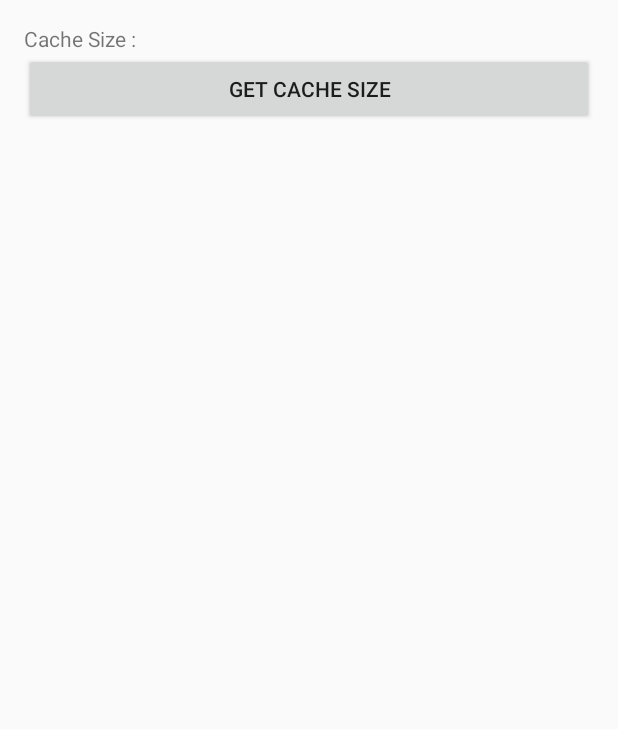
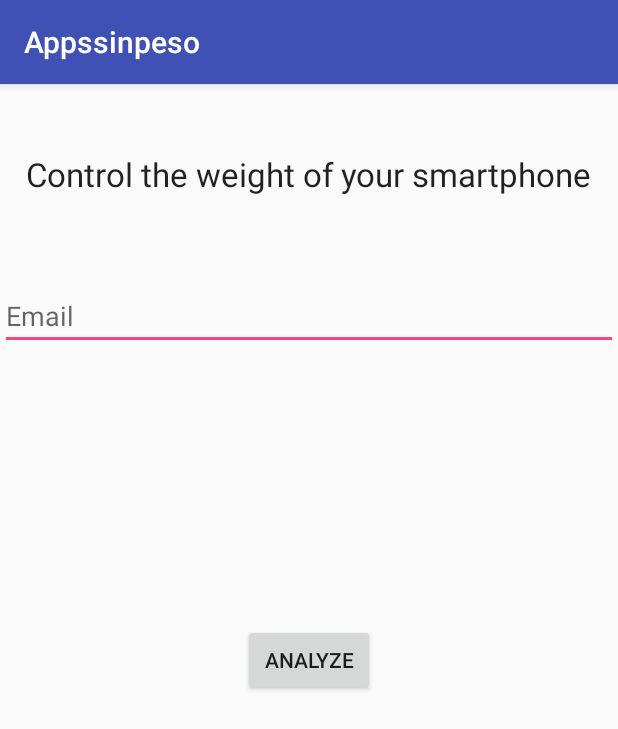
Before and after one commit to jfilowk/Appssinpeso, an Android app: the screen it shows after launch (MainActivity before the commit, LoginActivity after it), on a phone screen of 412 x 824 dp. Shown: the top 729 px of the screen. Run offline under Robolectric (Android 15) with nearby library versions, the phone set to English and light mode, and no system bars; our stand-ins replace ButterKnife.

Commit message:
Login MVP implemented

```diff
--- a/app/src/main/AndroidManifest.xml
+++ b/app/src/main/AndroidManifest.xml
@@ -10,13 +10,17 @@
       android:label="@string/app_name"
       android:supportsRtl="true"
       android:theme="@style/AppTheme">
-    <activity android:name=".datasize.MainActivity">
+    <activity android:name=".login.LoginActivity">
       <intent-filter>
         <action android:name="android.intent.action.MAIN"/>
 
         <category android:name="android.intent.category.LAUNCHER"/>
       </intent-filter>
     </activity>
+
+    <activity android:name=".datasize.MainActivity">
+
+    </activity>
   </application>
 
 </manifest>
--- a/app/src/main/java/com/smartdumbphones/appssinpeso/datasize/MainActivity.java
+++ b/app/src/main/java/com/smartdumbphones/appssinpeso/datasize/MainActivity.java
@@ -19,7 +19,7 @@ import java.util.ArrayList;
 
 public class MainActivity extends Activity implements View.OnClickListener {
   public static final int FETCH_PACKAGE_SIZE_COMPLETED = 100;
-  public static final int ALL_PACAGE_SIZE_COMPLETED = 200;
+  public static final int ALL_PACKAGE_SIZE_COMPLETED = 200;
   IDataStatus onIDataStatus;
   TextView lbl_cache_size;
   ProgressDialog pd;
@@ -68,7 +68,7 @@ public class MainActivity extends Activity implements View.OnClickListener {
         e.printStackTrace();
       }
     }
-    handle.sendEmptyMessage(ALL_PACAGE_SIZE_COMPLETED);
+    handle.sendEmptyMessage(ALL_PACKAGE_SIZE_COMPLETED);
     Log.v("Total Cache Size", " " + packageSize);
   }
 
@@ -79,7 +79,7 @@ public class MainActivity extends Activity implements View.OnClickListener {
           if (packageSize > 0) size = (packageSize / 1024000);
           lbl_cache_size.setText("Cache Size : " + size + " MB");
           break;
-        case ALL_PACAGE_SIZE_COMPLETED:
+        case ALL_PACKAGE_SIZE_COMPLETED:
           if (null != pd) if (pd.isShowing()) pd.dismiss();
 
           break;
--- /dev/null
+++ b/app/src/main/java/com/smartdumbphones/appssinpeso/login/LoginActivity.java
@@ -0,0 +1,53 @@
+package com.smartdumbphones.appssinpeso.login;
+
+import android.content.Intent;
+import android.os.Bundle;
+import android.support.v7.app.AppCompatActivity;
+import android.view.View;
+import android.widget.Button;
+import android.widget.EditText;
+import android.widget.ProgressBar;
+import android.widget.Toast;
+import butterknife.Bind;
+import butterknife.ButterKnife;
+import com.smartdumbphones.appssinpeso.R;
+import com.smartdumbphones.appssinpeso.datasize.MainActivity;
+
+public class LoginActivity extends AppCompatActivity implements LoginView, View.OnClickListener {
+
+  @Bind(R.id.analyze_button) Button btnAnalyze;
+  @Bind(R.id.email_login_text) EditText editEmail;
+  @Bind(R.id.progressBar) ProgressBar progressBar;
+  private LoginPresenter presenter;
+
+  @Override protected void onCreate(Bundle savedInstanceState) {
+    super.onCreate(savedInstanceState);
+    setContentView(R.layout.login_activity);
+    ButterKnife.bind(this);
+    btnAnalyze.setOnClickListener(this);
+    progressBar.setVisibility(View.GONE);
+
+    presenter = new LoginPresenterImpl(this);
+  }
+
+  @Override public void showProgress() {
+    progressBar.setVisibility(View.VISIBLE);
+  }
+
+  @Override public void hideProgress() {
+    progressBar.setVisibility(View.GONE);
+  }
+
+  @Override public void showErrorCredentials() {
+    Toast.makeText(this, "Check your email!", Toast.LENGTH_SHORT).show();
+  }
+
+  @Override public void goListApplications() {
+    startActivity(new Intent(this, MainActivity.class));
+    finish();
+  }
+
+  @Override public void onClick(View v) {
+    presenter.validateCredentials(editEmail.getText().toString());
+  }
+}
--- /dev/null
+++ b/app/src/main/java/com/smartdumbphones/appssinpeso/login/LoginInteractor.java
@@ -0,0 +1,12 @@
+package com.smartdumbphones.appssinpeso.login;
+
+public interface LoginInteractor {
+
+  interface OnLoginFinishedListener {
+    void onErrorCredentials();
+
+    void onSuccess();
+  }
+
+  void login(String email, OnLoginFinishedListener listener);
+}
--- /dev/null
+++ b/app/src/main/java/com/smartdumbphones/appssinpeso/login/LoginPresenter.java
@@ -0,0 +1,5 @@
+package com.smartdumbphones.appssinpeso.login;
+
+public interface LoginPresenter {
+  void validateCredentials (String emai);
+}
--- /dev/null
+++ b/app/src/main/java/com/smartdumbphones/appssinpeso/login/LoginPresenterImpl.java
@@ -0,0 +1,28 @@
+package com.smartdumbphones.appssinpeso.login;
+
+public class LoginPresenterImpl implements LoginPresenter, LoginInteractor.OnLoginFinishedListener {
+  private static String TAG = "LoginPresenter";
+  // Instance of interfaces
+  private LoginView loginView;
+  private LoginInteractor loginInteractor;
+
+  public LoginPresenterImpl(LoginView loginView) {
+    this.loginView = loginView;
+    this.loginInteractor = new LoginInteractorImpl();
+  }
+
+  @Override public void validateCredentials(String email) {
+    loginView.showProgress();
+    loginInteractor.login(email, this);
+  }
+
+  @Override public void onErrorCredentials() {
+    loginView.showErrorCredentials();
+    loginView.hideProgress();
+  }
+
+  @Override public void onSuccess() {
+    loginView.hideProgress();
+    loginView.goListApplications();
+  }
+}
--- /dev/null
+++ b/app/src/main/java/com/smartdumbphones/appssinpeso/login/LoginView.java
@@ -0,0 +1,11 @@
+package com.smartdumbphones.appssinpeso.login;
+
+public interface LoginView {
+  void showProgress();
+
+  void hideProgress();
+
+  void showErrorCredentials();
+
+  void goListApplications();
+}
--- /dev/null
+++ b/app/src/main/res/layout/login_activity.xml
@@ -0,0 +1,47 @@
+<?xml version="1.0" encoding="utf-8"?>
+<RelativeLayout xmlns:android="http://schemas.android.com/apk/res/android"
+    android:layout_width="match_parent"
+    android:layout_height="match_parent">
+
+    <TextView
+        android:layout_width="wrap_content"
+        android:layout_height="wrap_content"
+        android:textAppearance="?android:attr/textAppearanceLarge"
+        android:text="Control the weight of your smartphone"
+        android:id="@+id/textView"
+        android:layout_alignParentTop="true"
+        android:layout_centerHorizontal="true"
+        android:layout_marginTop="45dp"
+        />
+
+    <EditText
+        android:layout_width="match_parent"
+        android:layout_height="wrap_content"
+        android:inputType="textEmailAddress"
+        android:ems="10"
+        android:id="@+id/email_login_text"
+        android:layout_below="@+id/textView"
+        android:layout_centerHorizontal="true"
+        android:layout_marginTop="57dp"
+        android:hint="Email"
+        />
+
+    <Button
+        android:layout_width="wrap_content"
+        android:layout_height="wrap_content"
+        android:text="Analyze"
+        android:id="@+id/analyze_button"
+        android:layout_centerVertical="true"
+        android:layout_centerHorizontal="true"
+        />
+
+    <ProgressBar
+        style="?android:attr/progressBarStyleLarge"
+        android:layout_width="wrap_content"
+        android:layout_height="wrap_content"
+        android:id="@+id/progressBar"
+        android:layout_below="@+id/analyze_button"
+        android:layout_centerHorizontal="true"
+        android:layout_marginTop="61dp"
+        />
+</RelativeLayout>
```
Also changed, not shown: app/src/main/java/com/smartdumbphones/appssinpeso/login/LoginInteractorImpl.java (added, +22 -0 lines), app/src/main/java/com/smartdumbphones/appssinpeso/models/User.java (added, +48 -0 lines), 1 other file.
